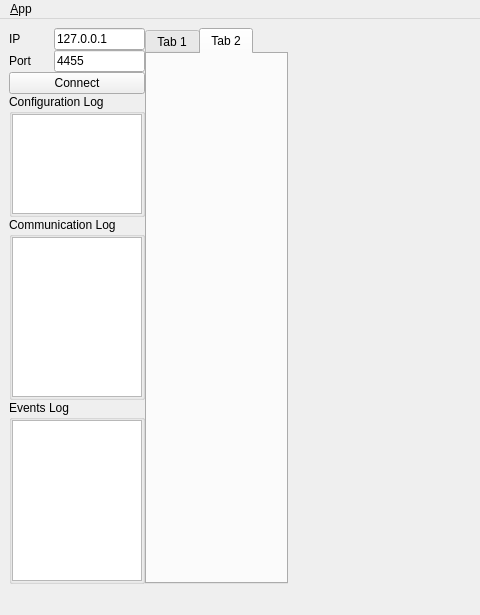
The window that src/qt_ros/ui/main_window.ui (kutori-nota-seniorisu/BCI_ROS) describes before a commit, drawn with Qt 5; both pictures show x 0 to 480 and y 0 to 615 of the 1076 by 615 pixel window.
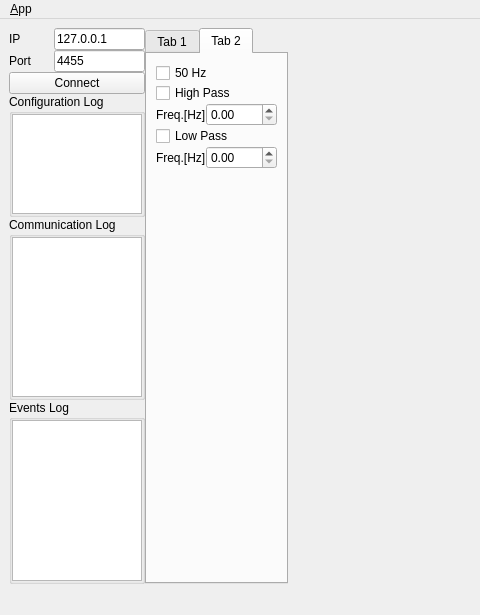
The same window after the commit. The open tabs and pages were chosen to show the change. Icons and pictures are not drawn. Custom widgets are drawn as their Qt base class.

```diff
--- a/src/qt_ros/ui/main_window.ui
+++ b/src/qt_ros/ui/main_window.ui
@@ -21,8 +21,8 @@
    <locale language="English" country="Australia"/>
   </property>
   <widget class="QWidget" name="centralwidget">
-   <layout class="QHBoxLayout">
-    <item>
+   <layout class="QGridLayout" name="gridLayout_7">
+    <item row="0" column="0">
      <layout class="QGridLayout" name="gridLayout" rowstretch="1,2,3,3" columnstretch="1,1,8">
       <property name="spacing">
        <number>0</number>
@@ -260,6 +260,94 @@
          <attribute name="title">
           <string>Tab 2</string>
          </attribute>
+         <layout class="QGridLayout" name="gridLayout_8">
+          <item row="0" column="0">
+           <layout class="QVBoxLayout" name="verticalLayout_3">
+            <property name="spacing">
+             <number>0</number>
+            </property>
+            <item>
+             <widget class="QCheckBox" name="checkBox_notch_2">
+              <property name="text">
+               <string>50 Hz</string>
+              </property>
+              <property name="checked">
+               <bool>false</bool>
+              </property>
+             </widget>
+            </item>
+            <item>
+             <widget class="QCheckBox" name="checkBox_high_2">
+              <property name="text">
+               <string>High Pass</string>
+              </property>
+             </widget>
+            </item>
+            <item>
+             <layout class="QHBoxLayout" name="horizontalLayout_3">
+              <property name="spacing">
+               <number>0</number>
+              </property>
+              <item>
+               <widget class="QLabel" name="label_5">
+                <property name="text">
+                 <string>Freq.[Hz]</string>
+                </property>
+               </widget>
+              </item>
+              <item>
+               <widget class="QDoubleSpinBox" name="doubleSpinBox_high_2">
+                <property name="maximum">
+                 <double>1000.000000000000000</double>
+                </property>
+               </widget>
+              </item>
+             </layout>
+            </item>
+            <item>
+             <widget class="QCheckBox" name="checkBox_low_2">
+              <property name="text">
+               <string>Low Pass</string>
+              </property>
+             </widget>
+            </item>
+            <item>
+             <layout class="QHBoxLayout" name="horizontalLayout_4">
+              <property name="spacing">
+               <number>0</number>
+              </property>
+              <item>
+               <widget class="QLabel" name="label_6">
+                <property name="text">
+                 <string>Freq.[Hz]</string>
+                </property>
+               </widget>
+              </item>
+              <item>
+               <widget class="QDoubleSpinBox" name="doubleSpinBox_low_2">
+                <property name="maximum">
+                 <double>1000.000000000000000</double>
+                </property>
+               </widget>
+              </item>
+             </layout>
+            </item>
+           </layout>
+          </item>
+          <item row="1" column="0">
+           <spacer name="verticalSpacer_2">
+            <property name="orientation">
+             <enum>Qt::Vertical</enum>
+            </property>
+            <property name="sizeHint" stdset="0">
+             <size>
+              <width>20</width>
+              <height>40</height>
+             </size>
+            </property>
+           </spacer>
+          </item>
+         </layout>
         </widget>
        </widget>
       </item>
```
Left out of the diff: 15 changed lines with no effect on the pictures.
